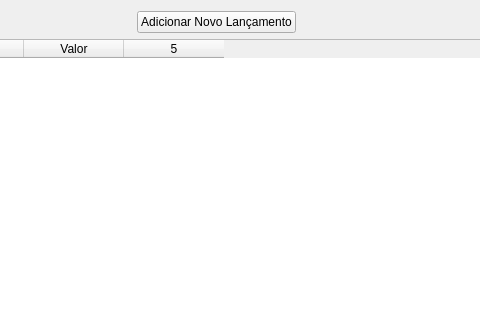
First picture: the form in MeuCentavoApp/Designer/FormsDashboard/DashboardPages/pageLancamentos.ui, repository bee0ne1/MeuCentavo, before the edit; both pictures show x 288 to 768 and y 0 to 320 of the 1008 by 753 pixel window.
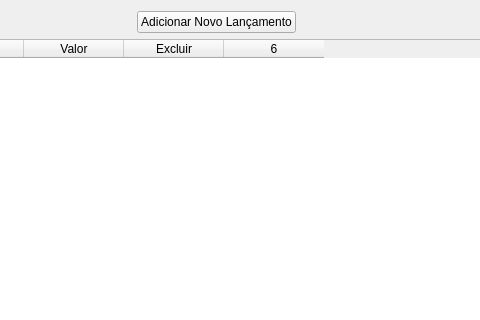
Second picture: the form after the edit.

The edit to the form file:
```diff
--- a/MeuCentavoApp/Designer/FormsDashboard/DashboardPages/pageLancamentos.ui
+++ b/MeuCentavoApp/Designer/FormsDashboard/DashboardPages/pageLancamentos.ui
@@ -19,7 +19,7 @@
      <item row="1" column="0">
       <widget class="QTableWidget" name="tabelaTodosLancamentos">
        <property name="columnCount">
-        <number>5</number>
+        <number>6</number>
        </property>
        <column>
         <property name="text">
@@ -41,6 +41,11 @@
          <string>Valor</string>
         </property>
        </column>
+       <column>
+        <property name="text">
+         <string>Excluir</string>
+        </property>
+       </column>
        <column/>
       </widget>
      </item>
```
